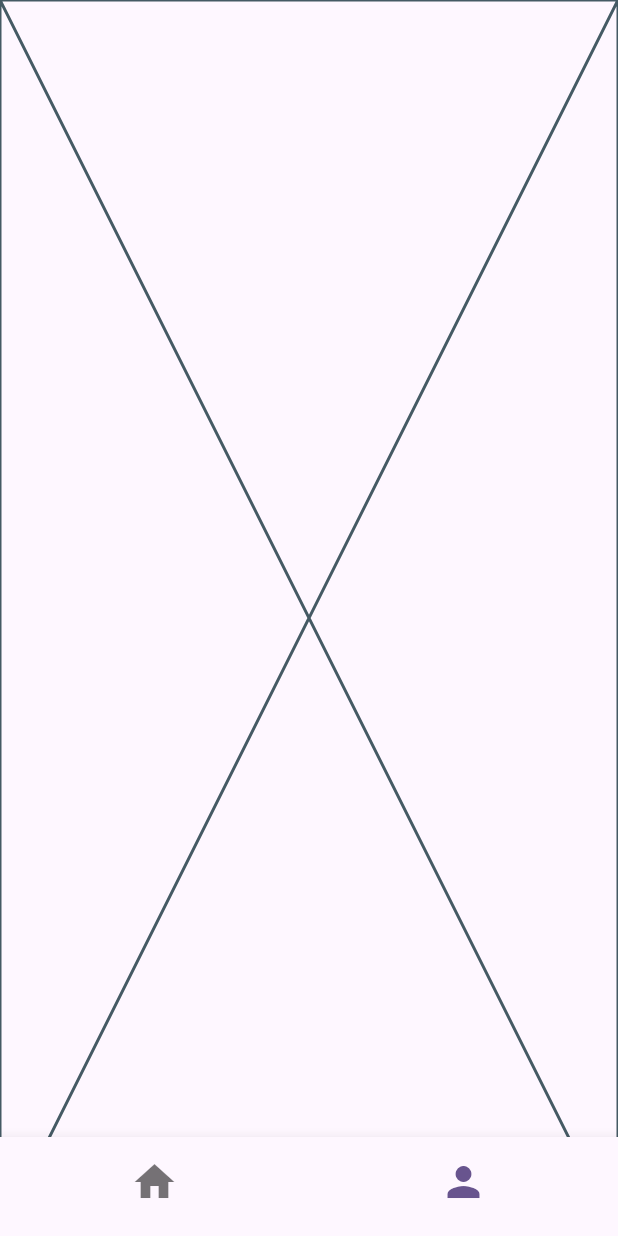
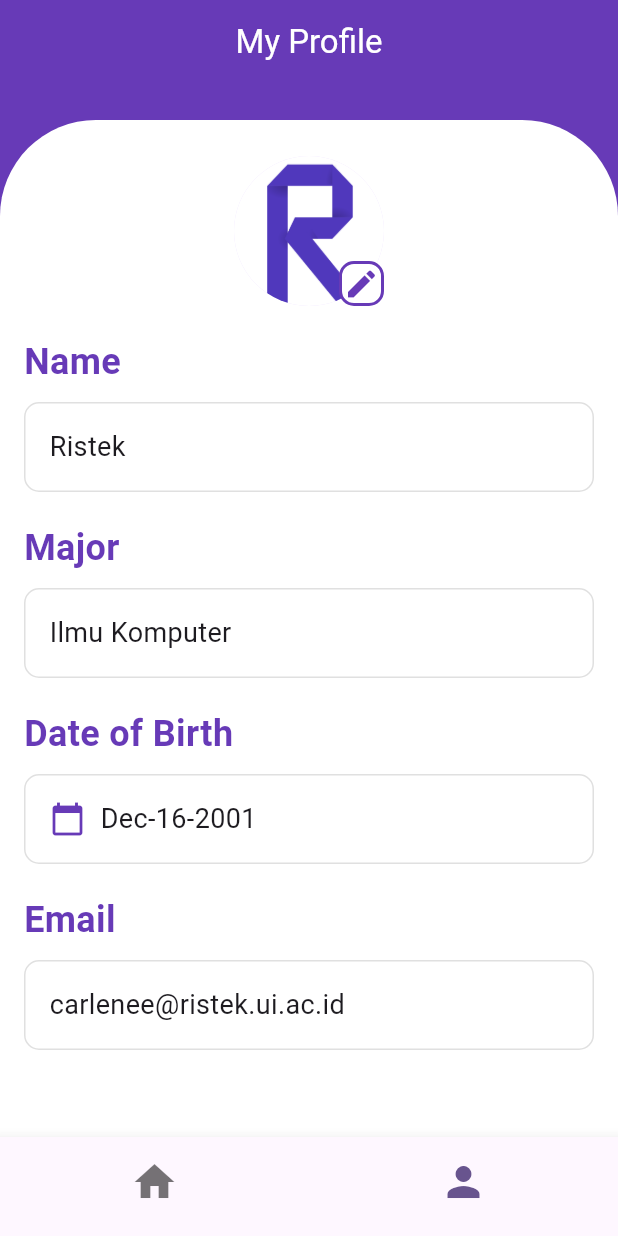
Before and after one commit to RobertBenyamin/todo_app, a Flutter app: the screen it shows after launch, item 2 of the bottom bar chosen, on a phone screen of 412 x 824 dp. Run offline on Flutter 3.47's test engine with Material 3 defaults, Android fonts, the phone set to English and light mode, and no system bars.

Commit message:
feat: create profile ui

```diff
--- a/lib/ui/profile.dart
+++ b/lib/ui/profile.dart
@@ -10,6 +10,162 @@ class ProfilePage extends StatefulWidget {
 class _ProfilePageState extends State<ProfilePage> {
   @override
   Widget build(BuildContext context) {
-    return const Placeholder();
+    return Scaffold(
+      backgroundColor: Colors.deepPurple,
+      appBar: AppBar(
+        backgroundColor: Colors.deepPurple,
+        foregroundColor: Colors.white,
+        title: const Center(child: Text('My Profile')),
+      ),
+      body: Center(
+        child: Container(
+          margin: const EdgeInsets.only(top: 24),
+          decoration: const BoxDecoration(
+            shape: BoxShape.rectangle,
+            borderRadius: BorderRadius.only(
+              topLeft: Radius.circular(64),
+              topRight: Radius.circular(64),
+            ),
+            color: Colors.white,
+          ),
+          child: Padding(
+            padding: const EdgeInsets.all(16.0),
+            child: Column(
+              crossAxisAlignment: CrossAxisAlignment.start,
+              children: [
+                const SizedBox(height: 8),
+                Center(
+                  child: CircleAvatar(
+                    radius: 50,
+                    backgroundImage:
+                        const AssetImage('assets/images/profile_picture.png'),
+                    child: Align(
+                      alignment: Alignment.bottomRight,
+                      child: GestureDetector(
+                        onTap: () {},
+                        child: Container(
+                          width: 30,
+                          height: 30,
+                          decoration: BoxDecoration(
+                            shape: BoxShape.rectangle,
+                            borderRadius: BorderRadius.circular(10),
+                            border:
+                                Border.all(color: Colors.deepPurple, width: 2),
+                            color: Colors.white,
+                          ),
+                          child:
+                              const Icon(Icons.edit, color: Colors.deepPurple),
+                        ),
+                      ),
+                    ),
+                  ),
+                ),
+                const SizedBox(height: 20),
+                const Text(
+                  'Name',
+                  style: TextStyle(
+                    fontSize: 24,
+                    fontWeight: FontWeight.bold,
+                    color: Colors.deepPurple,
+                  ),
+                ),
+                const SizedBox(height: 10),
+                Container(
+                  width: double.infinity,
+                  padding: const EdgeInsets.all(16),
+                  decoration: BoxDecoration(
+                    color: Colors.white,
+                    borderRadius: BorderRadius.circular(10),
+                    border: Border.all(color: Colors.grey.shade300),
+                  ),
+                  child: const Text(
+                    'Ristek',
+                    style: TextStyle(fontSize: 18),
+                  ),
+                ),
+                const SizedBox(height: 20),
+                const Text(
+                  'Major',
+                  style: TextStyle(
+                    fontSize: 24,
+                    fontWeight: FontWeight.bold,
+                    color: Colors.deepPurple,
+                  ),
+                ),
+                const SizedBox(height: 10),
+                Container(
+                  width: double.infinity,
+                  padding: const EdgeInsets.all(16),
+                  decoration: BoxDecoration(
+                    color: Colors.white,
+                    borderRadius: BorderRadius.circular(10),
+                    border: Border.all(color: Colors.grey.shade300),
+                  ),
+                  child: const Text(
+                    'Ilmu Komputer',
+                    style: TextStyle(fontSize: 18),
+                  ),
+                ),
+                const SizedBox(height: 20),
+                const Text(
+                  'Date of Birth',
+                  style: TextStyle(
+                    fontSize: 24,
+                    fontWeight: FontWeight.bold,
+                    color: Colors.deepPurple,
+                  ),
+                ),
+                const SizedBox(height: 10),
+                Container(
+                  width: double.infinity,
+                  padding: const EdgeInsets.all(16),
+                  decoration: BoxDecoration(
+                    color: Colors.white,
+                    borderRadius: BorderRadius.circular(10),
+                    border: Border.all(color: Colors.grey.shade300),
+                  ),
+                  child: const Row(
+                    children: [
+                      Icon(
+                        Icons.calendar_today,
+                        color: Colors.deepPurple,
+                      ),
+                      SizedBox(width: 10),
+                      Text(
+                        'Dec-16-2001',
+                        style: TextStyle(fontSize: 18),
+                      ),
+                    ],
+                  ),
+                ),
+                const SizedBox(height: 20),
+                const Text(
+                  'Email',
+                  style: TextStyle(
+                    fontSize: 24,
+                    fontWeight: FontWeight.bold,
+                    color: Colors.deepPurple,
+                  ),
+                ),
+                const SizedBox(height: 10),
+                Container(
+                  width: double.infinity,
+                  padding: const EdgeInsets.all(16),
+                  decoration: BoxDecoration(
+                    color: Colors.white,
+                    borderRadius: BorderRadius.circular(10),
+                    border: Border.all(color: Colors.grey.shade300),
+                  ),
+                  child: const Text(
+                    'carlenee@ristek.ui.ac.id',
+                    style: TextStyle(fontSize: 18),
+                  ),
+                ),
+              ],
+            ),
+          ),
+        ),
+      ),
+    );
   }
 }
```
